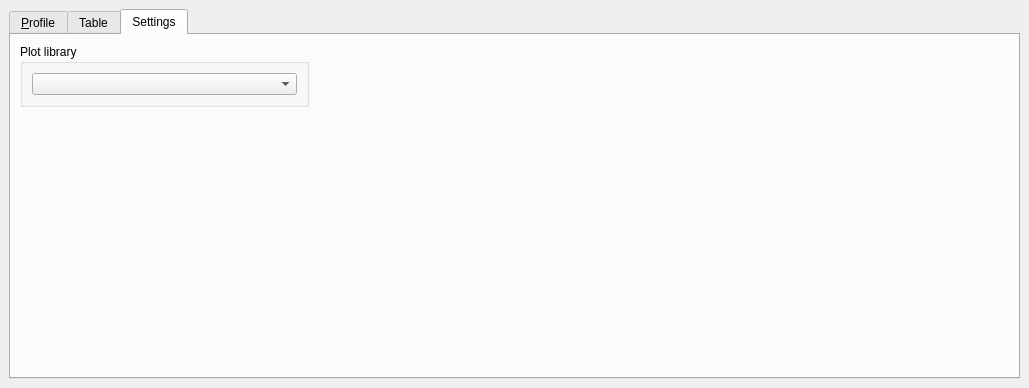
DHI-GRAS/qgis-temporal-profile, file ui/profiletool.ui: the form before one commit.
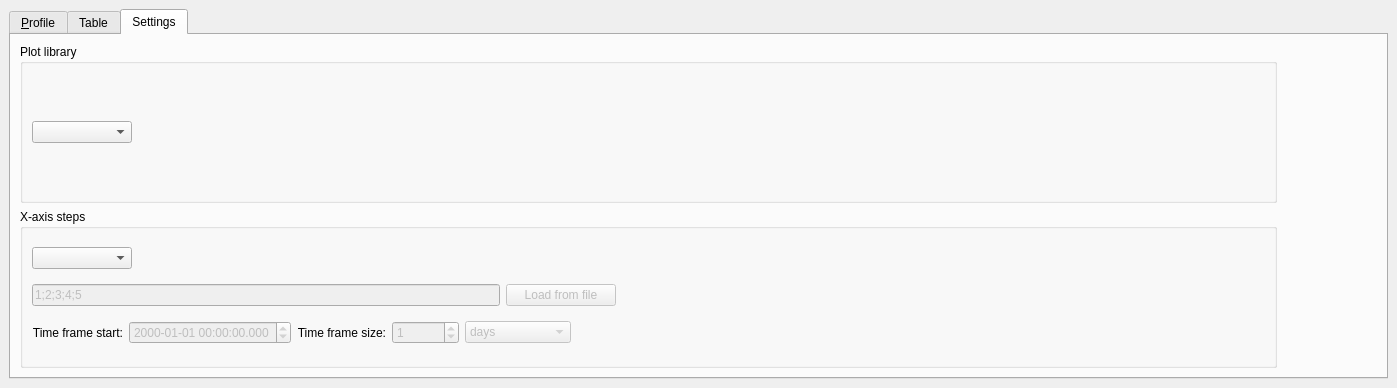
The form after the commit. The open tabs and pages were chosen to show the change.

Commit message:
Add options to change x-axis steps.
The options are bands numbers (the only original setting), steps from
string or steps from timestamps. Fixes #9 and partially addresses #7.

Diff of the .ui file:
```diff
--- a/ui/profiletool.ui
+++ b/ui/profiletool.ui
@@ -6,7 +6,7 @@
    <rect>
     <x>0</x>
     <y>0</y>
-    <width>1029</width>
+    <width>1397</width>
     <height>388</height>
    </rect>
   </property>
@@ -361,34 +361,6 @@
         <string>Settings</string>
        </attribute>
        <layout class="QGridLayout" name="gridLayout_2">
-        <item row="2" column="0">
-         <spacer name="verticalSpacer">
-          <property name="orientation">
-           <enum>Qt::Vertical</enum>
-          </property>
-          <property name="sizeHint" stdset="0">
-           <size>
-            <width>20</width>
-            <height>40</height>
-           </size>
-          </property>
-         </spacer>
-        </item>
-        <item row="1" column="0">
-         <widget class="QGroupBox" name="groupBox_3">
-          <property name="enabled">
-           <bool>true</bool>
-          </property>
-          <property name="title">
-           <string>Plot library</string>
-          </property>
-          <layout class="QVBoxLayout" name="verticalLayout_8">
-           <item>
-            <widget class="QComboBox" name="cboLibrary"/>
-           </item>
-          </layout>
-         </widget>
-        </item>
         <item row="1" column="1">
          <spacer name="horizontalSpacer_3">
           <property name="orientation">
@@ -399,12 +371,284 @@
           </property>
           <property name="sizeHint" stdset="0">
            <size>
-            <width>700</width>
+            <width>100</width>
             <height>20</height>
            </size>
           </property>
          </spacer>
         </item>
+        <item row="1" column="0">
+         <widget class="QGroupBox" name="groupBox_3">
+          <property name="enabled">
+           <bool>true</bool>
+          </property>
+          <property name="title">
+           <string>Plot library</string>
+          </property>
+          <layout class="QVBoxLayout" name="verticalLayout_8">
+           <item>
+            <layout class="QHBoxLayout" name="horizontalLayout_6">
+             <item>
+              <widget class="QComboBox" name="cboLibrary">
+               <property name="enabled">
+                <bool>true</bool>
+               </property>
+               <property name="minimumSize">
+                <size>
+                 <width>100</width>
+                 <height>0</height>
+                </size>
+               </property>
+               <property name="baseSize">
+                <size>
+                 <width>500</width>
+                 <height>0</height>
+                </size>
+               </property>
+              </widget>
+             </item>
+             <item>
+              <spacer name="horizontalSpacer_5">
+               <property name="orientation">
+                <enum>Qt::Horizontal</enum>
+               </property>
+               <property name="sizeHint" stdset="0">
+                <size>
+                 <width>40</width>
+                 <height>20</height>
+                </size>
+               </property>
+              </spacer>
+             </item>
+            </layout>
+           </item>
+          </layout>
+         </widget>
+        </item>
+        <item row="2" column="0">
+         <widget class="QGroupBox" name="groupBox_4">
+          <property name="title">
+           <string>X-axis steps</string>
+          </property>
+          <layout class="QVBoxLayout" name="verticalLayout_15">
+           <item>
+            <layout class="QHBoxLayout" name="horizontalLayout_5">
+             <item>
+              <widget class="QComboBox" name="cboXAxis">
+               <property name="minimumSize">
+                <size>
+                 <width>100</width>
+                 <height>0</height>
+                </size>
+               </property>
+              </widget>
+             </item>
+             <item>
+              <spacer name="horizontalSpacer_4">
+               <property name="orientation">
+                <enum>Qt::Horizontal</enum>
+               </property>
+               <property name="sizeHint" stdset="0">
+                <size>
+                 <width>40</width>
+                 <height>20</height>
+                </size>
+               </property>
+              </spacer>
+             </item>
+            </layout>
+           </item>
+           <item>
+            <layout class="QHBoxLayout" name="horizontalLayout_8">
+             <item>
+              <widget class="QLineEdit" name="leXAxisSteps">
+               <property name="enabled">
+                <bool>false</bool>
+               </property>
+               <property name="sizePolicy">
+                <sizepolicy hsizetype="Minimum" vsizetype="Fixed">
+                 <horstretch>9</horstretch>
+                 <verstretch>0</verstretch>
+                </sizepolicy>
+               </property>
+               <property name="maximumSize">
+                <size>
+                 <width>468</width>
+                 <height>16777215</height>
+                </size>
+               </property>
+               <property name="text">
+                <string>1;2;3;4;5</string>
+               </property>
+              </widget>
+             </item>
+             <item>
+              <widget class="QPushButton" name="butLoadXAxisSteps">
+               <property name="enabled">
+                <bool>false</bool>
+               </property>
+               <property name="sizePolicy">
+                <sizepolicy hsizetype="Maximum" vsizetype="Fixed">
+                 <horstretch>8</horstretch>
+                 <verstretch>0</verstretch>
+                </sizepolicy>
+               </property>
+               <property name="minimumSize">
+                <size>
+                 <width>80</width>
+                 <height>0</height>
+                </size>
+               </property>
+               <property name="maximumSize">
+                <size>
+                 <width>110</width>
+                 <height>16777215</height>
+                </size>
+               </property>
+               <property name="baseSize">
+                <size>
+                 <width>80</width>
+                 <height>0</height>
+                </size>
+               </property>
+               <property name="text">
+                <string>Load from file</string>
+               </property>
+              </widget>
+             </item>
+             <item>
+              <spacer name="horizontalSpacer_6">
+               <property name="orientation">
+                <enum>Qt::Horizontal</enum>
+               </property>
+               <property name="sizeHint" stdset="0">
+                <size>
+                 <width>40</width>
+                 <height>20</height>
+                </size>
+               </property>
+              </spacer>
+             </item>
+            </layout>
+           </item>
+           <item>
+            <layout class="QHBoxLayout" name="horizontalLayout_7">
+             <item>
+              <widget class="QLabel" name="label_6">
+               <property name="text">
+                <string>Time frame start:</string>
+               </property>
+               <property name="alignment">
+                <set>Qt::AlignRight|Qt::AlignTrailing|Qt::AlignVCenter</set>
+               </property>
+              </widget>
+             </item>
+             <item>
+              <widget class="QDateTimeEdit" name="dateTimeEditCurrentTime">
+               <property name="enabled">
+                <bool>false</bool>
+               </property>
+               <property name="displayFormat">
+                <string>yyyy-MM-dd HH:mm:ss.zzz</string>
+               </property>
+              </widget>
+             </item>
+             <item>
+              <widget class="QLabel" name="label_7">
+               <property name="text">
+                <string>Time frame size:</string>
+               </property>
+               <property name="alignment">
+                <set>Qt::AlignRight|Qt::AlignTrailing|Qt::AlignVCenter</set>
+               </property>
+              </widget>
+             </item>
+             <item>
+              <widget class="QSpinBox" name="spinBoxTimeExtent">
+               <property name="enabled">
+                <bool>false</bool>
+               </property>
+               <property name="maximum">
+                <number>1000000000</number>
+               </property>
+               <property name="value">
+                <number>1</number>
+               </property>
+              </widget>
+             </item>
+             <item>
+              <widget class="QComboBox" name="cboTimeExtent">
+               <property name="enabled">
+                <bool>false</bool>
+               </property>
+               <property name="currentIndex">
+                <number>5</number>
+               </property>
+               <item>
+                <property name="text">
+                 <string>microseconds</string>
+                </property>
+               </item>
+               <item>
+                <property name="text">
+                 <string>milliseconds</string>
+                </property>
+               </item>
+               <item>
+                <property name="text">
+                 <string>seconds</string>
+                </property>
+               </item>
+               <item>
+                <property name="text">
+                 <string>minutes</string>
+                </property>
+               </item>
+               <item>
+                <property name="text">
+                 <string>hours</string>
+                </property>
+               </item>
+               <item>
+                <property name="text">
+                 <string>days</string>
+                </property>
+               </item>
+               <item>
+                <property name="text">
+                 <string>weeks</string>
+                </property>
+               </item>
+               <item>
+                <property name="text">
+                 <string>months</string>
+                </property>
+               </item>
+               <item>
+                <property name="text">
+                 <string>years</string>
+                </property>
+               </item>
+              </widget>
+             </item>
+             <item>
+              <spacer name="horizontalSpacer_7">
+               <property name="orientation">
+                <enum>Qt::Horizontal</enum>
+               </property>
+               <property name="sizeHint" stdset="0">
+                <size>
+                 <width>40</width>
+                 <height>20</height>
+                </size>
+               </property>
+              </spacer>
+             </item>
+            </layout>
+           </item>
+          </layout>
+         </widget>
+        </item>
        </layout>
       </widget>
      </widget>
```
Left out of the diff: 4 changed lines with no effect on the pictures. The commit also changes 4 other files.
